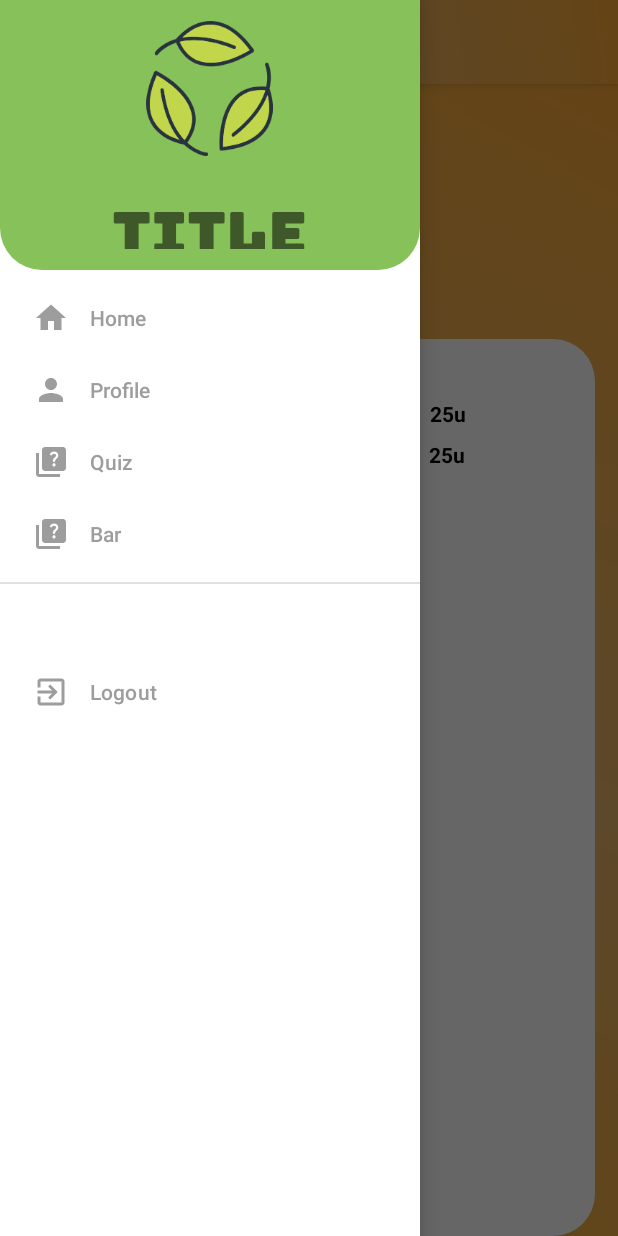
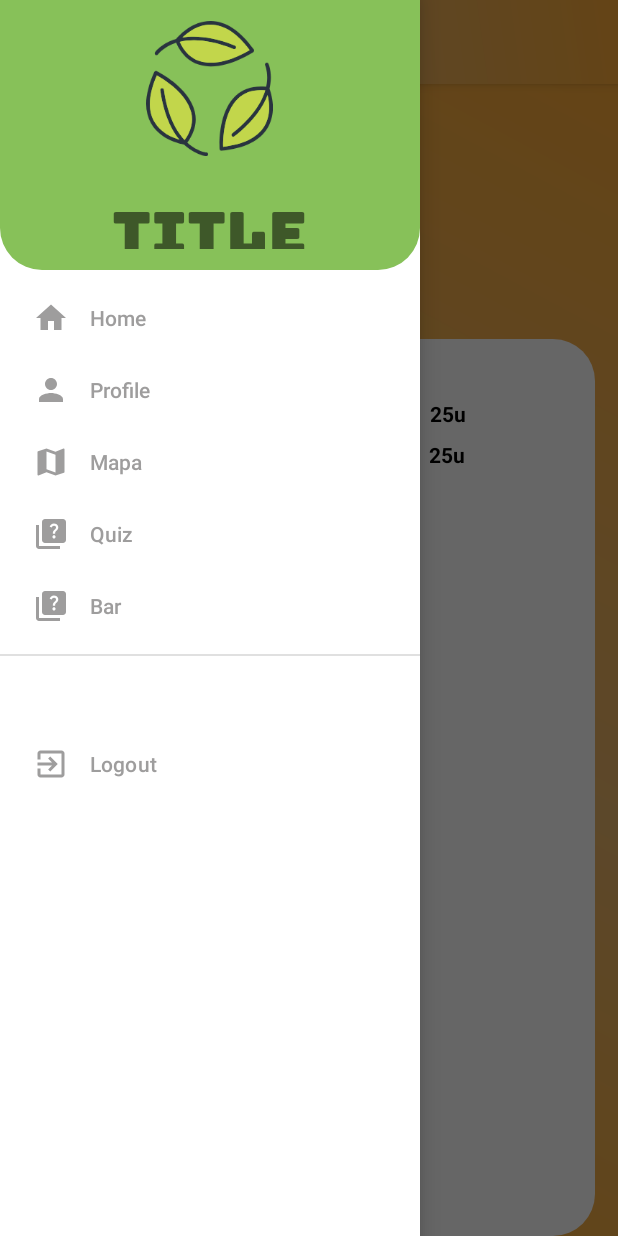
Before and after one commit to CristianF-Asd/ProyectoFinal3, an Android app: the NavigationDrawer screen opened directly, with no data from a screen before it, with the side drawer open, on a phone screen of 412 x 824 dp. Run offline under Robolectric (Android 15) with nearby library versions, the phone set to English and light mode, and no system bars.

Commit message:
mapa implementado

```diff
--- a/app/build.gradle
+++ b/app/build.gradle
@@ -1,5 +1,6 @@
 plugins {
     id 'com.android.application'
+    id 'com.google.android.libraries.mapsplatform.secrets-gradle-plugin'
 }
 
 android {
@@ -33,6 +34,7 @@ dependencies {
     implementation 'androidx.appcompat:appcompat:1.5.1'
     implementation 'com.google.android.material:material:1.7.0'
     implementation 'androidx.constraintlayout:constraintlayout:2.1.4'
+    implementation 'com.google.android.gms:play-services-maps:18.1.0'
     testImplementation 'junit:junit:4.13.2'
     androidTestImplementation 'androidx.test.ext:junit:1.1.4'
     androidTestImplementation 'androidx.test.espresso:espresso-core:3.5.0'
--- a/app/src/main/java/com/example/proyectofinal1/NavigationDrawer.java
+++ b/app/src/main/java/com/example/proyectofinal1/NavigationDrawer.java
@@ -98,6 +98,9 @@ public class NavigationDrawer extends AppCompatActivity implements NavigationVie
                 ft.replace(R.id.fragment_container, perfilFragment).commit();
 
                 break;
+            case R.id.nav_map:
+                ft.replace(R.id.fragment_container, new MapsFragment()).commit();
+                break;
             case R.id.nav_quiz:
                 break;
             case R.id.nav_bar:
--- /dev/null
+++ b/app/src/main/res/drawable/ic_baseline_map_24.xml
@@ -0,0 +1,5 @@
+<vector android:height="24dp" android:tint="#000000"
+    android:viewportHeight="24" android:viewportWidth="24"
+    android:width="24dp" xmlns:android="http://schemas.android.com/apk/res/android">
+    <path android:fillColor="@android:color/white" android:pathData="M20.5,3l-0.16,0.03L15,5.1 9,3 3.36,4.9c-0.21,0.07 -0.36,0.25 -0.36,0.48V20.5c0,0.28 0.22,0.5 0.5,0.5l0.16,-0.03L9,18.9l6,2.1 5.64,-1.9c0.21,-0.07 0.36,-0.25 0.36,-0.48V3.5c0,-0.28 -0.22,-0.5 -0.5,-0.5zM15,19l-6,-2.11V5l6,2.11V19z"/>
+</vector>
--- a/app/src/main/res/menu/drawer_menu.xml
+++ b/app/src/main/res/menu/drawer_menu.xml
@@ -12,6 +12,11 @@
             android:id="@+id/nav_perfil"
             android:icon="@drawable/ic_nav_perfil"
             android:title="Profile"/>
+        <item
+            android:id="@+id/nav_map"
+            android:icon="@drawable/ic_baseline_map_24"
+            android:title="Mapa"
+            />
         <item
             android:id="@+id/nav_quiz"
             android:icon="@drawable/ic_nav_quiz"
--- a/build.gradle
+++ b/build.gradle
@@ -2,4 +2,5 @@
 plugins {
     id 'com.android.application' version '7.3.0' apply false
     id 'com.android.library' version '7.3.0' apply false
+    id 'com.google.android.libraries.mapsplatform.secrets-gradle-plugin' version '2.0.1' apply false
 }
```
Also changed, not shown: app/src/main/AndroidManifest.xml (+16 -1 lines), app/src/main/java/com/example/proyectofinal1/MapsFragment.java (added, +60 -0 lines), app/src/main/res/layout/fragment_maps.xml (added, +8 -0 lines).
